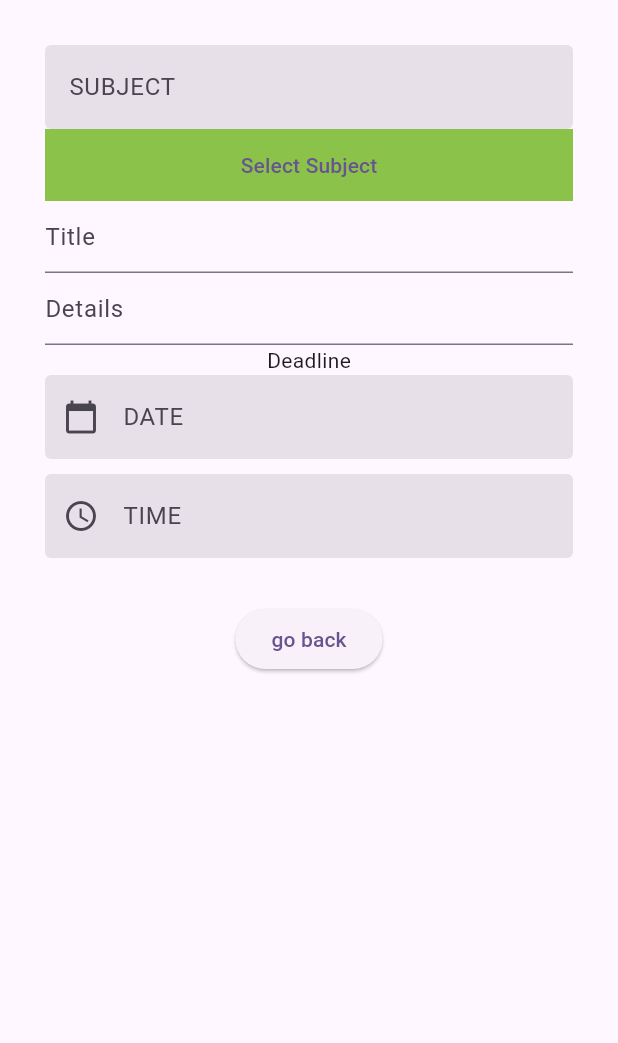
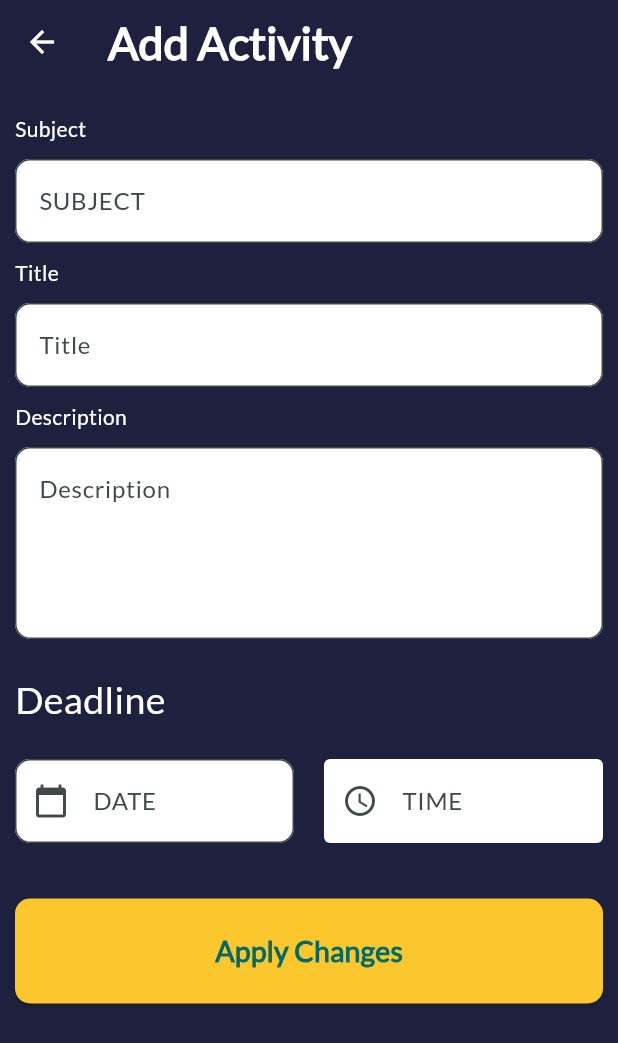
Before and after one commit to NaitoXyan/StudySync, a Flutter app: the screen it shows after launch, tab 2 chosen, after a tap on "Add Activity", on a phone screen of 412 x 824 dp. Shown: the top 1043 px of the screen. Run offline on Flutter 3.47's test engine with Material 3 defaults, Android fonts, the phone set to English and light mode, and no system bars; our stand-ins replace shared_preferences.

Commit message:
some progress

```diff
--- a/lib/activityScreen.dart
+++ b/lib/activityScreen.dart
@@ -5,11 +5,68 @@ class ActivityScreen extends StatefulWidget {
   State<ActivityScreen> createState() => _ActivityScreenState();
 }
 
-class _ActivityScreenState extends State<ActivityScreen> {
+// uses the SingleTickerProvider Mixin
+class _ActivityScreenState extends State<ActivityScreen> with SingleTickerProviderStateMixin {
+
+  // defining the Animation Controller
+  late final AnimationController _animationController = AnimationController(
+    duration: const Duration(milliseconds: 400),
+    vsync: this,
+  );
+
+  // defining the Offset of the animation
+  late final Animation<Offset> _offsetAnimation = Tween<Offset>(
+    begin: const Offset(0.0, -1.0),
+    end: const Offset(0.0, 0.0),
+  ).animate(
+    CurvedAnimation(
+      parent: _animationController,
+      curve: Curves.ease,
+    )
+  );
+
+  @override
+  void dispose() {
+    _animationController.dispose();
+    super.dispose();
+  }
+
+  @override
+  void initState() {
+    repeatOnce();
+    super.initState();
+  }
+
+  //make animation perform once and stop
+  void repeatOnce() async {
+    await _animationController.forward();
+  }
 
   @override
   Widget build (BuildContext context) {
-    return Center(
+    return Column(
+      children: [
+        Expanded(
+          flex: 8,
+          child: SlideTransition(
+            // the offset which we define above
+            position: _offsetAnimation,
+            child: Container(
+              decoration: const BoxDecoration(
+                color: Colors.orangeAccent,
+                borderRadius: BorderRadius.only(
+                  bottomLeft: Radius.circular(20),
+                  bottomRight: Radius.circular(20)
+                )
+              ),
+            ),
+          )
+        ),
+        Expanded(
+          flex: 2,
+          child: Container(
+            color: Colors.lightGreen,
+            child: Center(
               child: ElevatedButton(onPressed: () {
                 Navigator.push(
                   context,
@@ -17,6 +74,10 @@ class _ActivityScreenState extends State<ActivityScreen> {
                 );
               },
                 child: const Text('Add Activity'),),
+            ),
+          ),
+        )
+      ],
     );
   }
 }
--- a/lib/addActivityScreen.dart
+++ b/lib/addActivityScreen.dart
@@ -6,17 +6,26 @@ class AddActivities extends StatelessWidget {
 
   @override
   Widget build(BuildContext context) {
-    return Scaffold(
-      body: Column(
-        children: [
-          const InputActivities(),
-          Container(
-            child: ElevatedButton(onPressed: () {
-              Navigator.pop(context);
-            }, child: const Text('go back')),
+    return GestureDetector(
+      onTap: () => FocusManager.instance.primaryFocus?.unfocus(),
+      child: Scaffold(
+        backgroundColor: const Color(0xff1E213D),
+        appBar: AppBar(
+          backgroundColor: const Color(0xff1E213D),
+          title: const Text('Add Activity',
+            style: TextStyle(
+              color: Colors.white,
+              fontSize: 30,
+              fontWeight: FontWeight.bold
             ),
-        ],
-      )
+          ),
+        ),
+        //SingleChildScrollView para dili mag pixel OVERFLOW
+        body: const SingleChildScrollView(
+          reverse: true,
+          child: InputActivities(),
+        ),
+      ),
     );
   }
 
@@ -41,68 +50,170 @@ class _InputActivities extends State<InputActivities> {
   Widget build(BuildContext context) {
     return Form(
       key: _formKey,
-      child: Container(
-        padding: const EdgeInsets.all(30),
-        child:
-        Column(
+      child: Column(
+        crossAxisAlignment: CrossAxisAlignment.stretch,
+        children: [
+          const Padding(
+            padding: EdgeInsets.only(left: 10, right: 10, top: 20),
+            child: Text('Subject',
+              textAlign: TextAlign.left,
+              style: TextStyle(
+                  color: Colors.white
+              ),
+            ),
+          ),
+
+          Padding(
+            padding: const EdgeInsets.all(10),
+            child: Stack(
               children: [
                 TextFormField(
                   controller: _subjectController,
                   readOnly: true,
                   decoration: const InputDecoration(
-                  labelText: 'SUBJECT',
                       filled: true,
-                  enabledBorder: OutlineInputBorder(
-                      borderSide: BorderSide.none
+                      fillColor: Colors.white,
+                      hintText: 'SUBJECT',
+                      border: OutlineInputBorder(
+                          borderRadius: BorderRadius.all(
+                              Radius.circular(10.0)
                           ),
-                  focusedBorder: OutlineInputBorder(
-                      borderSide: BorderSide(color: Colors.blue)
+                          borderSide: BorderSide(
+                            width: 1.0,
+                            color: Colors.white
+                          )
                       )
                   ),
                 ),
 
-           subjectSelect(),
+                ListTile(
+                  //pag click mo navigate sa select subject screen
+                  onTap: () async{
+                    var result = await Navigator.push(
+                      context,
+                      MaterialPageRoute(builder: (context) => Subjects()),
+                    );
 
-            TextFormField(
-              decoration: const InputDecoration(
-                  hintText: 'Title'
+                    setState(() {
+                      _subjectController.text = result;
+                    });
+                  },
+                ),
+              ],
+            )
+          ),
+
+          const Padding(
+            padding: EdgeInsets.symmetric(horizontal: 10.0),
+            child: Text('Title',
+              textAlign: TextAlign.left,
+              style: TextStyle(
+                  color: Colors.white
+              ),
             ),
           ),
 
-            TextFormField(
+          Padding(
+            padding: const EdgeInsets.all(10.0),
+            child: TextFormField(
               decoration: const InputDecoration(
-                  hintText: 'Details'
+                  filled: true,
+                  fillColor: Colors.white,
+                  hintText: 'Title',
+                  border: OutlineInputBorder(
+                      borderRadius: BorderRadius.all(
+                          Radius.circular(10.0)
+                      ),
+                      borderSide: BorderSide(
+                        width: 1.0,
+                        color: Colors.white
+                      )
+                  )
+              ),
             ),
           ),
 
-            const Text('Deadline'),
+          const Padding(
+            padding: EdgeInsets.symmetric(horizontal: 10.0),
+            child: Text('Description',
+              textAlign: TextAlign.left,
+              style: TextStyle(
+                  color: Colors.white
+              ),
+            ),
+          ),
 
-            TextFormField(
+          //text-field for details
+          Padding(
+            padding: const EdgeInsets.all(10.0),
+            child: TextFormField(
+              keyboardType: TextInputType.multiline,
+              maxLines: 4,
+              decoration: const InputDecoration(
+                  filled: true,
+                  fillColor: Colors.white,
+                  hintText: 'Description',
+                  border: OutlineInputBorder(
+                      borderRadius: BorderRadius.all(
+                          Radius.circular(10.0)
+                      ),
+                      borderSide: BorderSide(
+                        width: 1.0,
+                        color: Colors.white
+                      )
+                  )
+              ),
+            ),
+          ),
+
+          const Padding(
+            padding: EdgeInsets.only(left: 10, right: 10, top: 12),
+            child: Text('Deadline',
+              textAlign: TextAlign.left,
+              style: TextStyle(
+                fontSize: 25,
+                color: Colors.white
+              ),
+            ),
+          ),
+
+          SizedBox(
+            height: 100,
+            child: Row(
+              children: [
+                Expanded(
+                  child: Padding(
+                    padding: const EdgeInsets.all(10.0),
+                    child: TextFormField(
                       readOnly: true,
                       onTap: selectDate,
                       controller: _dateController,
                       decoration: const InputDecoration(
-                labelText: 'DATE',
+                          hintText: 'DATE',
                           filled: true,
+                          fillColor: Colors.white,
                           prefixIcon: Icon(Icons.calendar_today),
-                enabledBorder: OutlineInputBorder(
-                  borderSide: BorderSide.none
-                ),
-                focusedBorder: OutlineInputBorder(
-                  borderSide: BorderSide(color: Colors.blue)
+                          border: OutlineInputBorder(
+                            borderRadius: BorderRadius.all(
+                              Radius.circular(10)
                             )
                           ),
                       ),
+                    ),
+                  )
+                ),
 
-            Container(
-              padding: EdgeInsets.only(top: 10),
+                Expanded(
+                  child:  Padding(
+                    padding: const EdgeInsets.all(10.0),
                     child: TextFormField(
                       readOnly: true,
                       onTap: selectTime,
                       controller: _timeController,
                       decoration: const InputDecoration(
-                    labelText: 'TIME',
+                          hintText: 'TIME',
                           filled: true,
+                          fillColor: Colors.white,
                           prefixIcon: Icon(Icons.access_time),
                           enabledBorder: OutlineInputBorder(
                               borderSide: BorderSide.none
@@ -112,39 +223,37 @@ class _InputActivities extends State<InputActivities> {
                           )
                       ),
                     ),
+                  ),
                 )
               ],
             ),
-      )
-    );
-  }
-
-  Widget subjectSelect() {
-    return FractionallySizedBox(
-      widthFactor: 1,
-
-      child: Container(
-        decoration: const BoxDecoration(
-          color: Colors.lightGreen,
           ),
 
-        child: TextButton(
-          style: TextButton.styleFrom(
+          SizedBox(
+            height: 100,
+            child: Padding(
+              padding: const EdgeInsets.symmetric(horizontal: 10.0, vertical: 15),
+              child: ElevatedButton(
+                onPressed: () {
+
+                },
+                style: ElevatedButton.styleFrom(
+                  backgroundColor: Color(0xffFCC72C),
+                  shape: RoundedRectangleBorder(
+                    borderRadius: BorderRadius.circular(10.0)
+                  )
+                ),
+                child: const Text('Apply Changes',
+                  style: TextStyle(
+                    fontSize: 19,
+                    fontWeight: FontWeight.w600
+                  ),
+                ),
+              ),
+            ),
           ),
 
-          onPressed: () async{
-            var result = await Navigator.push(
-              context,
-              MaterialPageRoute(builder: (context) => Subjects()),
-            );
-
-            setState(() {
-              _subjectController.text = result;
-            });
-          },
-
-          child: Text('Select Subject'),
-        ),
+        ],
       ),
     );
   }
--- a/lib/main.dart
+++ b/lib/main.dart
@@ -13,7 +13,13 @@ class MyApp extends StatelessWidget {
   Widget build(BuildContext context) {
     return MaterialApp(
       theme: ThemeData(
-        colorScheme: ColorScheme.fromSeed(seedColor: Colors.deepPurple),
+        fontFamily: 'Lato',
+        appBarTheme: const AppBarTheme(
+          iconTheme: IconThemeData(
+            color: Colors.white
+          )
+        ),
+        colorScheme: ColorScheme.fromSeed(seedColor: Colors.cyanAccent),
         useMaterial3: true,
       ),
       home: MyHomePage(),
--- a/lib/subjects.dart
+++ b/lib/subjects.dart
@@ -1,8 +1,6 @@
-import 'dart:math';
-
 import 'package:flutter/material.dart';
 import 'package:shared_preferences/shared_preferences.dart';
-import 'package:studysync/addActivityScreen.dart';
+
 
 class Subjects extends StatefulWidget {
   const Subjects({super.key});
--- a/pubspec.yaml
+++ b/pubspec.yaml
@@ -37,6 +37,7 @@ dependencies:
   cupertino_icons: ^1.0.2
   intl: ^0.18.1
   shared_preferences: ^2.2.2
+  google_fonts: ^6.1.0
 
 dev_dependencies:
   flutter_test:
@@ -54,6 +55,10 @@ dev_dependencies:
 
 # The following section is specific to Flutter packages.
 flutter:
+  fonts:
+    - family: Lato
+      fonts:
+        - asset: assets/Lato-Regular.ttf
 
   # The following line ensures that the Material Icons font is
   # included with your application, so that you can use the icons in
```
Also changed, not shown: assets/Lato-Black.ttf (added), assets/Lato-BlackItalic.ttf (added), assets/Lato-Bold.ttf (added), assets/Lato-BoldItalic.ttf (added), assets/Lato-Italic.ttf (added), assets/Lato-Light.ttf (added), assets/Lato-LightItalic.ttf (added), assets/Lato-Regular.ttf (added), assets/Lato-Thin.ttf (added), assets/Lato-ThinItalic.ttf (added), pubspec.lock, 2 other files. Lines whose indentation alone changed are shown as unchanged.
